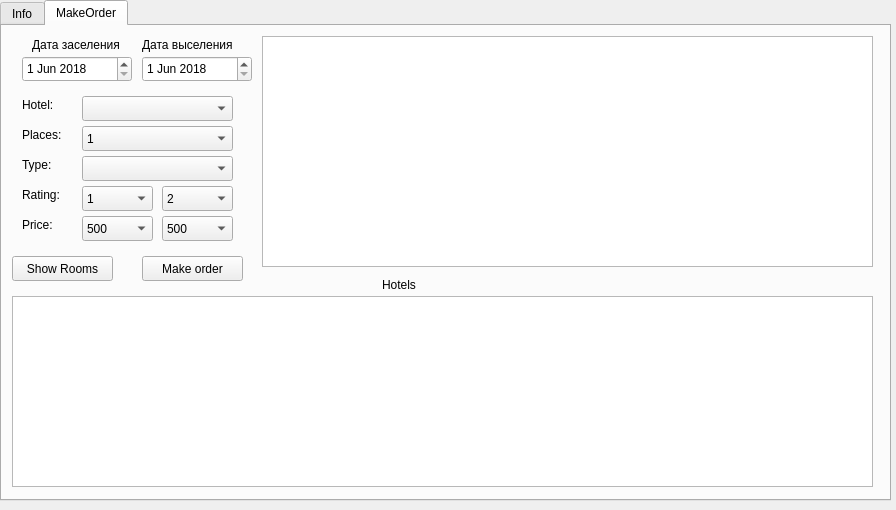
Old version of the form client/GuestView.ui in the repository ZpmPower/Hotel_Network.
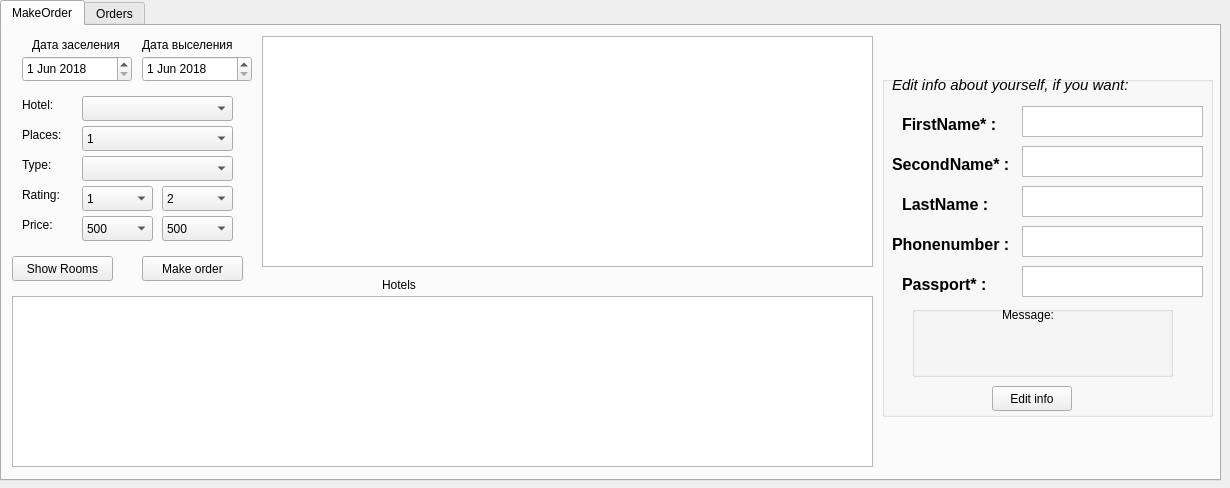
New version of the form. The open tabs and pages were chosen to show the change.

The edit to the form file:
```diff
--- a/client/GuestView.ui
+++ b/client/GuestView.ui
@@ -6,8 +6,8 @@
    <rect>
     <x>0</x>
     <y>0</y>
-    <width>896</width>
-    <height>510</height>
+    <width>1230</width>
+    <height>488</height>
    </rect>
   </property>
   <property name="windowTitle">
@@ -18,18 +18,13 @@
     <rect>
      <x>0</x>
      <y>0</y>
-     <width>891</width>
-     <height>501</height>
+     <width>1221</width>
+     <height>481</height>
     </rect>
    </property>
    <property name="currentIndex">
-    <number>0</number>
+    <number>1</number>
    </property>
-   <widget class="QWidget" name="tab">
-    <attribute name="title">
-     <string>Info</string>
-    </attribute>
-   </widget>
    <widget class="QWidget" name="tabOrders">
     <attribute name="title">
      <string>MakeOrder</string>
@@ -319,51 +314,6 @@
       <bool>true</bool>
      </property>
     </widget>
-    <widget class="QComboBox" name="orderPriceStartCb">
-     <property name="geometry">
-      <rect>
-       <x>80</x>
-       <y>190</y>
-       <width>71</width>
-       <height>25</height>
-      </rect>
-     </property>
-     <item>
-      <property name="text">
-       <string>500</string>
-      </property>
-     </item>
-     <item>
-      <property name="text">
-       <string>1000</string>
-      </property>
-     </item>
-     <item>
-      <property name="text">
-       <string>2000</string>
-      </property>
-     </item>
-     <item>
-      <property name="text">
-       <string>3000</string>
-      </property>
-     </item>
-     <item>
-      <property name="text">
-       <string>4000</string>
-      </property>
-     </item>
-     <item>
-      <property name="text">
-       <string>5000</string>
-      </property>
-     </item>
-     <item>
-      <property name="text">
-       <string>6000</string>
-      </property>
-     </item>
-    </widget>
     <widget class="QLabel" name="label_48">
      <property name="geometry">
       <rect>
@@ -539,7 +489,7 @@
        <x>10</x>
        <y>270</y>
        <width>861</width>
-       <height>191</height>
+       <height>171</height>
       </rect>
      </property>
      <property name="editTriggers">
@@ -560,6 +510,370 @@
      </property>
      <property name="text">
       <string>Hotels</string>
+     </property>
+    </widget>
+    <widget class="QComboBox" name="orderPriceStartCb">
+     <property name="geometry">
+      <rect>
+       <x>80</x>
+       <y>190</y>
+       <width>71</width>
+       <height>25</height>
+      </rect>
+     </property>
+     <item>
+      <property name="text">
+       <string>500</string>
+      </property>
+     </item>
+     <item>
+      <property name="text">
+       <string>1000</string>
+      </property>
+     </item>
+     <item>
+      <property name="text">
+       <string>2000</string>
+      </property>
+     </item>
+     <item>
+      <property name="text">
+       <string>3000</string>
+      </property>
+     </item>
+     <item>
+      <property name="text">
+       <string>4000</string>
+      </property>
+     </item>
+     <item>
+      <property name="text">
+       <string>5000</string>
+      </property>
+     </item>
+     <item>
+      <property name="text">
+       <string>6000</string>
+      </property>
+     </item>
+     <item>
+      <property name="text">
+       <string>7000</string>
+      </property>
+     </item>
+     <item>
+      <property name="text">
+       <string>8000</string>
+      </property>
+     </item>
+     <item>
+      <property name="text">
+       <string>9000</string>
+      </property>
+     </item>
+     <item>
+      <property name="text">
+       <string>10000</string>
+      </property>
+     </item>
+    </widget>
+    <widget class="QGroupBox" name="groupBox_3">
+     <property name="geometry">
+      <rect>
+       <x>880</x>
+       <y>50</y>
+       <width>331</width>
+       <height>341</height>
+      </rect>
+     </property>
+     <property name="title">
+      <string/>
+     </property>
+     <widget class="QPushButton" name="editBtn">
+      <property name="geometry">
+       <rect>
+        <x>110</x>
+        <y>310</y>
+        <width>80</width>
+        <height>25</height>
+       </rect>
+      </property>
+      <property name="text">
+       <string>Edit info</string>
+      </property>
+     </widget>
+     <widget class="QLabel" name="label_3">
+      <property name="geometry">
+       <rect>
+        <x>10</x>
+        <y>0</y>
+        <width>271</width>
+        <height>17</height>
+       </rect>
+      </property>
+      <property name="font">
+       <font>
+        <pointsize>11</pointsize>
+        <weight>50</weight>
+        <italic>true</italic>
+        <bold>false</bold>
+       </font>
+      </property>
+      <property name="text">
+       <string>Edit info about yourself, if you want:</string>
+      </property>
+     </widget>
+     <widget class="QGroupBox" name="groupBox_4">
+      <property name="geometry">
+       <rect>
+        <x>30</x>
+        <y>230</y>
+        <width>261</width>
+        <height>71</height>
+       </rect>
+      </property>
+      <property name="title">
+       <string/>
+      </property>
+      <widget class="QLabel" name="editLbl">
+       <property name="geometry">
+        <rect>
+         <x>10</x>
+         <y>20</y>
+         <width>251</width>
+         <height>51</height>
+        </rect>
+       </property>
+       <property name="text">
+        <string/>
+       </property>
+      </widget>
+      <widget class="QLabel" name="label_36">
+       <property name="geometry">
+        <rect>
+         <x>90</x>
+         <y>0</y>
+         <width>61</width>
+         <height>17</height>
+        </rect>
+       </property>
+       <property name="text">
+        <string>Message:</string>
+       </property>
+      </widget>
+     </widget>
+     <widget class="QTextEdit" name="firstN">
+      <property name="geometry">
+       <rect>
+        <x>140</x>
+        <y>30</y>
+        <width>181</width>
+        <height>31</height>
+       </rect>
+      </property>
+     </widget>
+     <widget class="QLabel" name="firstNL_4">
+      <property name="geometry">
+       <rect>
+        <x>20</x>
+        <y>40</y>
+        <width>111</width>
+        <height>16</height>
+       </rect>
+      </property>
+      <property name="font">
+       <font>
+        <pointsize>12</pointsize>
+        <weight>75</weight>
+        <bold>true</bold>
+       </font>
+      </property>
+      <property name="text">
+       <string>FirstName* :</string>
+      </property>
+     </widget>
+     <widget class="QTextEdit" name="passportTE">
+      <property name="geometry">
+       <rect>
+        <x>140</x>
+        <y>190</y>
+        <width>181</width>
+        <height>31</height>
+       </rect>
+      </property>
+     </widget>
+     <widget class="QTextEdit" name="phoneTE">
+      <property name="geometry">
+       <rect>
+        <x>140</x>
+        <y>150</y>
+        <width>181</width>
+        <height>31</height>
+       </rect>
+      </property>
+     </widget>
+     <widget class="QLabel" name="passportL_2">
+      <property name="geometry">
+       <rect>
+        <x>20</x>
+        <y>200</y>
+        <width>111</width>
+        <height>16</height>
+       </rect>
+      </property>
+      <property name="font">
+       <font>
+        <pointsize>12</pointsize>
+        <weight>75</weight>
+        <bold>true</bold>
+       </font>
+      </property>
+      <property name="text">
+       <string>Passport* :</string>
+      </property>
+     </widget>
+     <widget class="QTextEdit" name="lastN">
+      <property name="geometry">
+       <rect>
+        <x>140</x>
+        <y>110</y>
+        <width>181</width>
+        <height>31</height>
+       </rect>
+      </property>
+     </widget>
+     <widget class="QLabel" name="firstNL_5">
+      <property name="geometry">
+       <rect>
+        <x>20</x>
+        <y>120</y>
+        <width>111</width>
+        <height>16</height>
+       </rect>
+      </property>
+      <property name="font">
+       <font>
+        <pointsize>12</pointsize>
+        <weight>75</weight>
+        <bold>true</bold>
+       </font>
+      </property>
+      <property name="text">
+       <string>LastName : </string>
+      </property>
+     </widget>
+     <widget class="QTextEdit" name="secondN">
+      <property name="geometry">
+       <rect>
+        <x>140</x>
+        <y>70</y>
+        <width>181</width>
+        <height>31</height>
+       </rect>
+      </property>
+     </widget>
+     <widget class="QLabel" name="passwordL_3">
+      <property name="geometry">
+       <rect>
+        <x>10</x>
+        <y>160</y>
+        <width>131</width>
+        <height>16</height>
+       </rect>
+      </property>
+      <property name="font">
+       <font>
+        <pointsize>12</pointsize>
+        <weight>75</weight>
+        <bold>true</bold>
+       </font>
+      </property>
+      <property name="text">
+       <string>Phonenumber :</string>
+      </property>
+     </widget>
+     <widget class="QLabel" name="firstNL_6">
+      <property name="geometry">
+       <rect>
+        <x>10</x>
+        <y>80</y>
+        <width>131</width>
+        <height>16</height>
+       </rect>
+      </property>
+      <property name="font">
+       <font>
+        <pointsize>12</pointsize>
+        <weight>75</weight>
+        <bold>true</bold>
+       </font>
+      </property>
+      <property name="text">
+       <string>SecondName* :</string>
+      </property>
+     </widget>
+    </widget>
+    <widget class="QLabel" name="helloLbl">
+     <property name="geometry">
+      <rect>
+       <x>950</x>
+       <y>0</y>
+       <width>241</width>
+       <height>31</height>
+      </rect>
+     </property>
+     <property name="font">
+      <font>
+       <pointsize>12</pointsize>
+       <weight>75</weight>
+       <bold>true</bold>
+      </font>
+     </property>
+     <property name="text">
+      <string/>
+     </property>
+    </widget>
+   </widget>
+   <widget class="QWidget" name="tab">
+    <attribute name="title">
+     <string>Orders</string>
+    </attribute>
+    <widget class="QTableWidget" name="guestOrders">
+     <property name="geometry">
+      <rect>
+       <x>10</x>
+       <y>50</y>
+       <width>1191</width>
+       <height>371</height>
+      </rect>
+     </property>
+     <property name="editTriggers">
+      <set>QAbstractItemView::NoEditTriggers</set>
+     </property>
+     <property name="showGrid">
+      <bool>true</bool>
+     </property>
+    </widget>
+    <widget class="QLabel" name="label_2">
+     <property name="geometry">
+      <rect>
+       <x>500</x>
+       <y>10</y>
+       <width>221</width>
+       <height>17</height>
+      </rect>
+     </property>
+     <property name="font">
+      <font>
+       <family>Serif</family>
+       <pointsize>13</pointsize>
+       <weight>75</weight>
+       <italic>true</italic>
+       <bold>true</bold>
+      </font>
+     </property>
+     <property name="text">
+      <string>Your orders:</string>
      </property>
     </widget>
    </widget>
```
